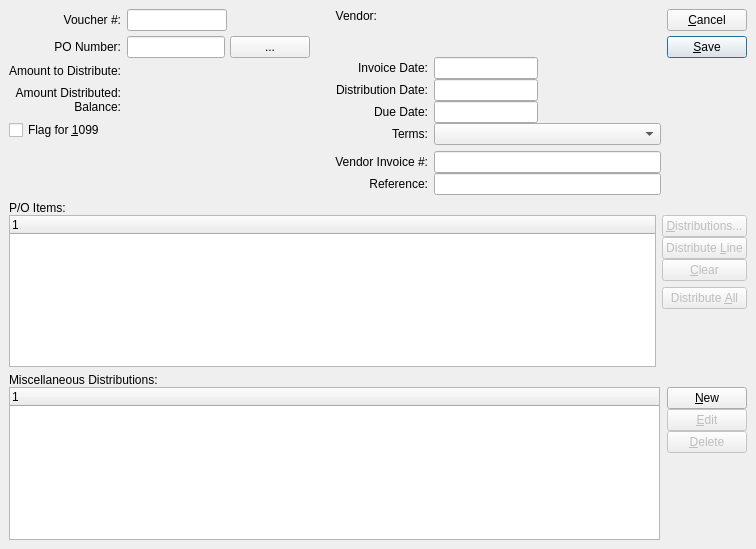
This is xtuple/trunk/guiclient/voucher.ui in WooodHead/xtuple as Qt 5 draws it before an edit. The edited form follows.
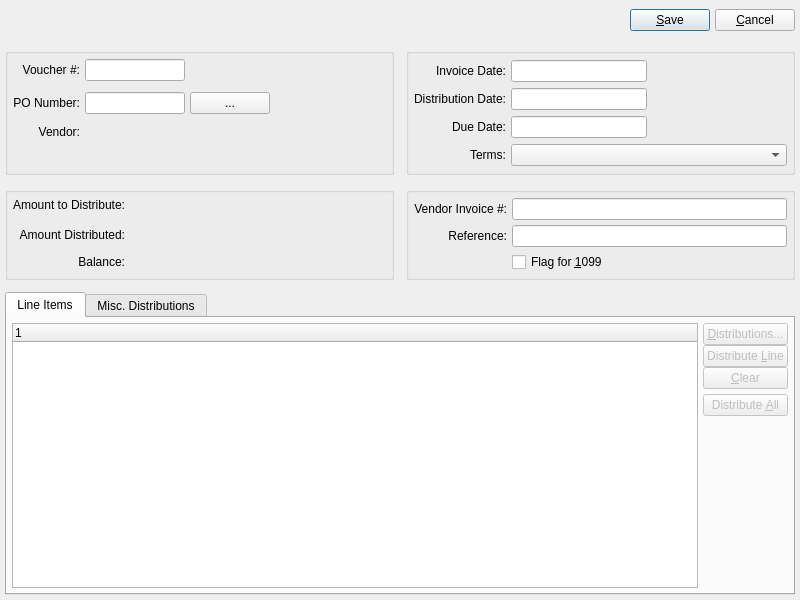
This is the edited form. Custom widgets are drawn as their Qt base class.

Commit message: issue #6309:  Clean up Voucher window.

Patch:
```diff
--- a/xtuple/trunk/guiclient/voucher.ui
+++ b/xtuple/trunk/guiclient/voucher.ui
@@ -5,71 +5,25 @@
    <rect>
     <x>0</x>
     <y>0</y>
-    <width>756</width>
-    <height>549</height>
+    <width>800</width>
+    <height>600</height>
    </rect>
   </property>
   <property name="windowTitle" >
    <string>Voucher</string>
   </property>
   <widget class="QWidget" name="widget" >
-   <layout class="QVBoxLayout" >
-    <property name="margin" >
-     <number>9</number>
-    </property>
-    <property name="spacing" >
-     <number>6</number>
-    </property>
-    <item>
-     <layout class="QHBoxLayout" >
-      <property name="margin" >
-       <number>0</number>
-      </property>
-      <property name="spacing" >
-       <number>6</number>
-      </property>
-      <item>
-       <layout class="QVBoxLayout" >
-        <property name="margin" >
-         <number>0</number>
-        </property>
-        <property name="spacing" >
-         <number>0</number>
-        </property>
-        <item>
          <layout class="QGridLayout" >
-          <property name="margin" >
-           <number>0</number>
-          </property>
-          <property name="spacing" >
-           <number>6</number>
-          </property>
-          <item row="0" column="1" >
-           <layout class="QVBoxLayout" >
-            <property name="margin" >
-             <number>0</number>
-            </property>
-            <property name="spacing" >
-             <number>5</number>
-            </property>
-            <item>
+    <item row="0" column="0" >
+     <layout class="QGridLayout" >
+      <property name="horizontalSpacing" >
+       <number>12</number>
+      </property>
+      <property name="verticalSpacing" >
+       <number>12</number>
+      </property>
+      <item row="0" column="0" colspan="2" >
              <layout class="QHBoxLayout" >
-              <property name="margin" >
-               <number>0</number>
-              </property>
-              <property name="spacing" >
-               <number>0</number>
-              </property>
-              <item>
-               <widget class="XLineEdit" name="_voucherNumber" >
-                <property name="maximumSize" >
-                 <size>
-                  <width>100</width>
-                  <height>32767</height>
-                 </size>
-                </property>
-               </widget>
-              </item>
               <item>
                <spacer>
                 <property name="orientation" >
@@ -80,56 +34,38 @@
                 </property>
                 <property name="sizeHint" >
                  <size>
-                  <width>20</width>
-                  <height>20</height>
+            <width>491</width>
+            <height>31</height>
                  </size>
                 </property>
                </spacer>
               </item>
-             </layout>
-            </item>
             <item>
              <layout class="QHBoxLayout" >
-              <property name="margin" >
-               <number>0</number>
-              </property>
-              <property name="spacing" >
-               <number>0</number>
-              </property>
               <item>
-               <layout class="QHBoxLayout" >
-                <property name="margin" >
-                 <number>0</number>
-                </property>
-                <property name="spacing" >
-                 <number>5</number>
-                </property>
-                <item>
-                 <widget class="PoLineEdit" name="_poNumber" >
-                  <property name="sizePolicy" >
-                   <sizepolicy>
-                    <hsizetype>7</hsizetype>
-                    <vsizetype>0</vsizetype>
-                    <horstretch>0</horstretch>
-                    <verstretch>0</verstretch>
-                   </sizepolicy>
-                  </property>
-                  <property name="maximumSize" >
-                   <size>
-                    <width>100</width>
-                    <height>16777215</height>
-                   </size>
+           <widget class="QPushButton" name="_save" >
+            <property name="text" >
+             <string>&amp;Save</string>
+            </property>
+            <property name="shortcut" >
+             <string>Alt+S</string>
+            </property>
+            <property name="autoDefault" >
+             <bool>true</bool>
+            </property>
+            <property name="default" >
+             <bool>true</bool>
                   </property>
                  </widget>
                 </item>
                 <item>
-                 <widget class="QPushButton" name="_poList" >
-                  <property name="focusPolicy" >
-                   <enum>Qt::NoFocus</enum>
-                  </property>
+           <widget class="QPushButton" name="_close" >
                   <property name="text" >
-                   <string>...</string>
-                  </property>
+             <string>&amp;Cancel</string>
+            </property>
+            <property name="shortcut" >
+             <string>Alt+C</string>
+            </property>
                   <property name="autoDefault" >
                    <bool>true</bool>
                   </property>
@@ -137,35 +73,15 @@
                 </item>
                </layout>
               </item>
-              <item>
-               <spacer>
-                <property name="orientation" >
-                 <enum>Qt::Horizontal</enum>
-                </property>
-                <property name="sizeType" >
-                 <enum>QSizePolicy::Expanding</enum>
-                </property>
-                <property name="sizeHint" >
-                 <size>
-                  <width>20</width>
-                  <height>20</height>
-                 </size>
-                </property>
-               </spacer>
-              </item>
-             </layout>
-            </item>
-           </layout>
-          </item>
-          <item row="0" column="0" >
-           <layout class="QVBoxLayout" >
-            <property name="margin" >
-             <number>0</number>
-            </property>
-            <property name="spacing" >
-             <number>5</number>
-            </property>
-            <item>
+       </layout>
+      </item>
+      <item row="1" column="0" >
+       <widget class="QGroupBox" name="_voucherGroup" >
+        <property name="title" >
+         <string/>
+        </property>
+        <layout class="QGridLayout" >
+         <item row="0" column="0" >
              <widget class="QLabel" name="_voucherNumLit" >
               <property name="text" >
                <string>Voucher #:</string>
@@ -178,7 +94,33 @@
               </property>
              </widget>
             </item>
-            <item>
+         <item row="0" column="1" >
+          <widget class="XLineEdit" name="_voucherNumber" >
+           <property name="maximumSize" >
+            <size>
+             <width>100</width>
+             <height>32767</height>
+            </size>
+           </property>
+          </widget>
+         </item>
+         <item row="0" column="2" colspan="2" >
+          <spacer>
+           <property name="orientation" >
+            <enum>Qt::Horizontal</enum>
+           </property>
+           <property name="sizeType" >
+            <enum>QSizePolicy::Expanding</enum>
+           </property>
+           <property name="sizeHint" >
+            <size>
+             <width>0</width>
+             <height>20</height>
+            </size>
+           </property>
+          </spacer>
+         </item>
+         <item row="1" column="0" >
              <widget class="QLabel" name="_poNumberLit" >
               <property name="text" >
                <string>PO Number:</string>
@@ -191,154 +133,36 @@
               </property>
              </widget>
             </item>
-           </layout>
-          </item>
-          <item row="2" column="0" >
-           <layout class="QVBoxLayout" >
-            <property name="margin" >
-             <number>0</number>
-            </property>
-            <property name="spacing" >
-             <number>0</number>
-            </property>
-            <item>
-             <widget class="QLabel" name="_amountDistributedLit" >
-              <property name="text" >
-               <string>Amount Distributed:</string>
-              </property>
-              <property name="alignment" >
-               <set>Qt::AlignRight|Qt::AlignTrailing|Qt::AlignVCenter</set>
-              </property>
-              <property name="buddy" >
-               <cstring>_amountDistributed</cstring>
-              </property>
-             </widget>
-            </item>
-            <item>
-             <widget class="QLabel" name="_balanceLit" >
-              <property name="text" >
-               <string>Balance:</string>
-              </property>
-              <property name="alignment" >
-               <set>Qt::AlignRight|Qt::AlignTrailing|Qt::AlignVCenter</set>
-              </property>
-              <property name="buddy" >
-               <cstring>_balance</cstring>
-              </property>
-             </widget>
-            </item>
-           </layout>
-          </item>
-          <item row="2" column="1" >
-           <layout class="QHBoxLayout" >
-            <property name="margin" >
-             <number>0</number>
-            </property>
-            <property name="spacing" >
-             <number>0</number>
-            </property>
-            <item>
-             <layout class="QVBoxLayout" >
-              <property name="margin" >
-               <number>0</number>
-              </property>
-              <property name="spacing" >
-               <number>5</number>
-              </property>
-              <item>
-               <widget class="CurrDisplay" name="_amountDistributed" >
-                <property name="minimumSize" >
-                 <size>
-                  <width>80</width>
-                  <height>0</height>
-                 </size>
-                </property>
-                <property name="focusPolicy" >
-                 <enum>Qt::NoFocus</enum>
-                </property>
-               </widget>
-              </item>
-              <item>
-               <widget class="CurrDisplay" name="_balance" >
-                <property name="minimumSize" >
-                 <size>
-                  <width>80</width>
-                  <height>0</height>
-                 </size>
-                </property>
-                <property name="focusPolicy" >
-                 <enum>Qt::NoFocus</enum>
-                </property>
-               </widget>
-              </item>
-             </layout>
-            </item>
-            <item>
-             <spacer>
-              <property name="orientation" >
-               <enum>Qt::Horizontal</enum>
-              </property>
-              <property name="sizeType" >
-               <enum>QSizePolicy::Expanding</enum>
-              </property>
-              <property name="sizeHint" >
-               <size>
-                <width>121</width>
-                <height>20</height>
-               </size>
-              </property>
-             </spacer>
-            </item>
-           </layout>
-          </item>
-          <item row="1" column="0" >
-           <widget class="QLabel" name="_amountToDistributeLit" >
-            <property name="text" >
-             <string>Amount to Distribute:</string>
-            </property>
-            <property name="alignment" >
-             <set>Qt::AlignRight|Qt::AlignTop|Qt::AlignTrailing</set>
-            </property>
-            <property name="buddy" >
-             <cstring>_amountToDistribute</cstring>
-            </property>
-           </widget>
-          </item>
-          <item row="3" column="0" colspan="2" >
-           <widget class="QCheckBox" name="_flagFor1099" >
-            <property name="text" >
-             <string>Flag for &amp;1099</string>
-            </property>
-            <property name="shortcut" >
-             <string>Alt+1</string>
-            </property>
-           </widget>
-          </item>
           <item row="1" column="1" >
-           <layout class="QHBoxLayout" >
-            <property name="margin" >
-             <number>0</number>
-            </property>
-            <property name="spacing" >
-             <number>0</number>
-            </property>
-            <item>
-             <widget class="CurrCluster" name="_amountToDistribute" >
-              <property name="minimumSize" >
-               <size>
-                <width>150</width>
-                <height>0</height>
-               </size>
+          <widget class="PoLineEdit" name="_poNumber" >
+           <property name="sizePolicy" >
+            <sizepolicy vsizetype="Fixed" hsizetype="Expanding" >
+             <horstretch>0</horstretch>
+             <verstretch>0</verstretch>
+            </sizepolicy>
               </property>
               <property name="maximumSize" >
                <size>
-                <width>300</width>
-                <height>32767</height>
+             <width>100</width>
+             <height>16777215</height>
                </size>
               </property>
              </widget>
             </item>
-            <item>
+         <item row="1" column="2" >
+          <widget class="QPushButton" name="_poList" >
+           <property name="focusPolicy" >
+            <enum>Qt::NoFocus</enum>
+           </property>
+           <property name="text" >
+            <string>...</string>
+           </property>
+           <property name="autoDefault" >
+            <bool>true</bool>
+           </property>
+          </widget>
+         </item>
+         <item row="1" column="3" >
              <spacer>
               <property name="orientation" >
                <enum>Qt::Horizontal</enum>
@@ -348,64 +172,21 @@
               </property>
               <property name="sizeHint" >
                <size>
-                <width>61</width>
-                <height>16</height>
+             <width>0</width>
+             <height>34</height>
                </size>
               </property>
              </spacer>
             </item>
-           </layout>
-          </item>
-         </layout>
-        </item>
-        <item>
-         <spacer>
-          <property name="orientation" >
-           <enum>Qt::Vertical</enum>
-          </property>
-          <property name="sizeType" >
-           <enum>QSizePolicy::Expanding</enum>
-          </property>
-          <property name="sizeHint" >
-           <size>
-            <width>20</width>
-            <height>16</height>
-           </size>
-          </property>
-         </spacer>
-        </item>
-       </layout>
-      </item>
-      <item>
+         <item row="2" column="0" >
        <layout class="QVBoxLayout" >
-        <property name="margin" >
-         <number>0</number>
-        </property>
-        <property name="spacing" >
-         <number>6</number>
-        </property>
-        <item>
-         <layout class="QHBoxLayout" >
-          <property name="margin" >
-           <number>0</number>
-          </property>
-          <property name="spacing" >
-           <number>5</number>
-          </property>
-          <item>
-           <layout class="QVBoxLayout" >
-            <property name="margin" >
-             <number>0</number>
-            </property>
             <property name="spacing" >
              <number>0</number>
             </property>
             <item>
              <widget class="QLabel" name="_vendorLit" >
               <property name="sizePolicy" >
-               <sizepolicy>
-                <hsizetype>5</hsizetype>
-                <vsizetype>0</vsizetype>
+              <sizepolicy vsizetype="Fixed" hsizetype="Preferred" >
                 <horstretch>0</horstretch>
                 <verstretch>0</verstretch>
                </sizepolicy>
@@ -436,20 +217,15 @@
             </item>
            </layout>
           </item>
-          <item>
+         <item row="2" column="1" colspan="3" >
            <layout class="QVBoxLayout" >
-            <property name="margin" >
-             <number>0</number>
-            </property>
             <property name="spacing" >
              <number>0</number>
             </property>
             <item>
              <widget class="QLabel" name="_vendName" >
               <property name="sizePolicy" >
-               <sizepolicy>
-                <hsizetype>7</hsizetype>
-                <vsizetype>5</vsizetype>
+              <sizepolicy vsizetype="Preferred" hsizetype="Expanding" >
                 <horstretch>0</horstretch>
                 <verstretch>0</verstretch>
                </sizepolicy>
@@ -462,9 +238,7 @@
             <item>
              <widget class="QLabel" name="_vendAddress1" >
               <property name="sizePolicy" >
-               <sizepolicy>
-                <hsizetype>7</hsizetype>
-                <vsizetype>5</vsizetype>
+              <sizepolicy vsizetype="Preferred" hsizetype="Expanding" >
                 <horstretch>0</horstretch>
                 <verstretch>0</verstretch>
                </sizepolicy>
@@ -474,9 +248,7 @@
             <item>
              <widget class="QLabel" name="_vendAddress2" >
               <property name="sizePolicy" >
-               <sizepolicy>
-                <hsizetype>7</hsizetype>
-                <vsizetype>5</vsizetype>
+              <sizepolicy vsizetype="Preferred" hsizetype="Expanding" >
                 <horstretch>0</horstretch>
                 <verstretch>0</verstretch>
                </sizepolicy>
@@ -486,118 +258,15 @@
            </layout>
           </item>
          </layout>
-        </item>
-        <item>
+       </widget>
+      </item>
+      <item row="1" column="1" >
+       <widget class="QGroupBox" name="_dateGroup" >
+        <property name="title" >
+         <string/>
+        </property>
          <layout class="QGridLayout" >
-          <property name="margin" >
-           <number>0</number>
-          </property>
-          <property name="spacing" >
-           <number>6</number>
-          </property>
-          <item row="1" column="0" >
-           <layout class="QVBoxLayout" >
-            <property name="margin" >
-             <number>0</number>
-            </property>
-            <property name="spacing" >
-             <number>0</number>
-            </property>
-            <item>
-             <widget class="QLabel" name="_invoiceNumLit" >
-              <property name="text" >
-               <string>Vendor Invoice #:</string>
-              </property>
-              <property name="alignment" >
-               <set>Qt::AlignRight|Qt::AlignTrailing|Qt::AlignVCenter</set>
-              </property>
-              <property name="buddy" >
-               <cstring>_invoiceNum</cstring>
-              </property>
-             </widget>
-            </item>
-            <item>
-             <widget class="QLabel" name="_referenceLit" >
-              <property name="text" >
-               <string>Reference:</string>
-              </property>
-              <property name="alignment" >
-               <set>Qt::AlignRight|Qt::AlignTrailing|Qt::AlignVCenter</set>
-              </property>
-              <property name="buddy" >
-               <cstring>_reference</cstring>
-              </property>
-             </widget>
-            </item>
-           </layout>
-          </item>
-          <item row="0" column="1" >
-           <layout class="QVBoxLayout" >
-            <property name="margin" >
-             <number>0</number>
-            </property>
-            <property name="spacing" >
-             <number>0</number>
-            </property>
-            <item>
-             <layout class="QHBoxLayout" >
-              <property name="margin" >
-               <number>0</number>
-              </property>
-              <property name="spacing" >
-               <number>0</number>
-              </property>
-              <item>
-               <layout class="QVBoxLayout" >
-                <property name="margin" >
-                 <number>0</number>
-                </property>
-                <property name="spacing" >
-                 <number>0</number>
-                </property>
-                <item>
-                 <widget class="DLineEdit" name="_invoiceDate" />
-                </item>
-                <item>
-                 <widget class="DLineEdit" name="_distributionDate" />
-                </item>
-                <item>
-                 <widget class="DLineEdit" name="_dueDate" />
-                </item>
-               </layout>
-              </item>
-              <item>
-               <spacer>
-                <property name="orientation" >
-                 <enum>Qt::Horizontal</enum>
-                </property>
-                <property name="sizeType" >
-                 <enum>QSizePolicy::Expanding</enum>
-                </property>
-                <property name="sizeHint" >
-                 <size>
-                  <width>127</width>
-                  <height>20</height>
-                 </size>
-                </property>
-               </spacer>
-              </item>
-             </layout>
-            </item>
-            <item>
-             <widget class="XComboBox" name="_terms" />
-            </item>
-           </layout>
-          </item>
           <item row="0" column="0" >
-           <layout class="QVBoxLayout" >
-            <property name="margin" >
-             <number>0</number>
-            </property>
-            <property name="spacing" >
-             <number>0</number>
-            </property>
-            <item>
              <widget class="QLabel" name="_invoiceDateLit" >
               <property name="text" >
                <string>Invoice Date:</string>
@@ -610,7 +279,26 @@
               </property>
              </widget>
             </item>
-            <item>
+         <item row="0" column="1" >
+          <widget class="DLineEdit" name="_invoiceDate" />
+         </item>
+         <item rowspan="3" row="0" column="2" >
+          <spacer>
+           <property name="orientation" >
+            <enum>Qt::Horizontal</enum>
+           </property>
+           <property name="sizeType" >
+            <enum>QSizePolicy::Expanding</enum>
+           </property>
+           <property name="sizeHint" >
+            <size>
+             <width>101</width>
+             <height>68</height>
+            </size>
+           </property>
+          </spacer>
+         </item>
+         <item row="1" column="0" >
              <widget class="QLabel" name="_distributionDateLit" >
               <property name="text" >
                <string>Distribution Date:</string>
@@ -623,7 +311,10 @@
               </property>
              </widget>
             </item>
-            <item>
+         <item row="1" column="1" >
+          <widget class="DLineEdit" name="_distributionDate" />
+         </item>
+         <item row="2" column="0" >
              <widget class="QLabel" name="_dueDateLit" >
               <property name="text" >
                <string>Due Date:</string>
@@ -636,7 +327,10 @@
               </property>
              </widget>
             </item>
-            <item>
+         <item row="2" column="1" >
+          <widget class="DLineEdit" name="_dueDate" />
+         </item>
+         <item row="3" column="0" >
              <widget class="QLabel" name="_termsLit" >
               <property name="text" >
                <string>Terms:</string>
@@ -649,156 +343,199 @@
               </property>
              </widget>
             </item>
-           </layout>
+         <item row="3" column="1" colspan="2" >
+          <widget class="XComboBox" name="_terms" />
+         </item>
+        </layout>
+       </widget>
+      </item>
+      <item row="2" column="0" >
+       <widget class="QGroupBox" name="_amount" >
+        <property name="title" >
+         <string/>
+        </property>
+        <layout class="QGridLayout" >
+         <item row="0" column="0" >
+          <widget class="QLabel" name="_amountToDistributeLit" >
+           <property name="text" >
+            <string>Amount to Distribute:</string>
+           </property>
+           <property name="alignment" >
+            <set>Qt::AlignRight|Qt::AlignTop|Qt::AlignTrailing</set>
+           </property>
+           <property name="buddy" >
+            <cstring>_amountToDistribute</cstring>
+           </property>
+          </widget>
+         </item>
+         <item row="0" column="1" >
+          <widget class="CurrCluster" name="_amountToDistribute" >
+           <property name="minimumSize" >
+            <size>
+             <width>150</width>
+             <height>0</height>
+            </size>
+           </property>
+           <property name="maximumSize" >
+            <size>
+             <width>300</width>
+             <height>32767</height>
+            </size>
+           </property>
+          </widget>
+         </item>
+         <item row="0" column="2" >
+          <spacer>
+           <property name="orientation" >
+            <enum>Qt::Horizontal</enum>
+           </property>
+           <property name="sizeHint" >
+            <size>
+             <width>40</width>
+             <height>20</height>
+            </size>
+           </property>
+          </spacer>
+         </item>
+         <item row="1" column="0" >
+          <widget class="QLabel" name="_amountDistributedLit" >
+           <property name="text" >
+            <string>Amount Distributed:</string>
+           </property>
+           <property name="alignment" >
+            <set>Qt::AlignRight|Qt::AlignTrailing|Qt::AlignVCenter</set>
+           </property>
+           <property name="buddy" >
+            <cstring>_amountDistributed</cstring>
+           </property>
+          </widget>
           </item>
           <item row="1" column="1" >
-           <layout class="QVBoxLayout" >
-            <property name="margin" >
-             <number>0</number>
-            </property>
-            <property name="spacing" >
-             <number>0</number>
-            </property>
-            <item>
+          <widget class="CurrDisplay" name="_amountDistributed" >
+           <property name="minimumSize" >
+            <size>
+             <width>80</width>
+             <height>0</height>
+            </size>
+           </property>
+           <property name="focusPolicy" >
+            <enum>Qt::NoFocus</enum>
+           </property>
+          </widget>
+         </item>
+         <item row="2" column="0" >
+          <widget class="QLabel" name="_balanceLit" >
+           <property name="text" >
+            <string>Balance:</string>
+           </property>
+           <property name="alignment" >
+            <set>Qt::AlignRight|Qt::AlignTrailing|Qt::AlignVCenter</set>
+           </property>
+           <property name="buddy" >
+            <cstring>_balance</cstring>
+           </property>
+          </widget>
+         </item>
+         <item row="2" column="1" >
+          <widget class="CurrDisplay" name="_balance" >
+           <property name="minimumSize" >
+            <size>
+             <width>80</width>
+             <height>0</height>
+            </size>
+           </property>
+           <property name="focusPolicy" >
+            <enum>Qt::NoFocus</enum>
+           </property>
+          </widget>
+         </item>
+         <item row="2" column="2" >
+          <spacer>
+           <property name="orientation" >
+            <enum>Qt::Horizontal</enum>
+           </property>
+           <property name="sizeHint" >
+            <size>
+             <width>40</width>
+             <height>20</height>
+            </size>
+           </property>
+          </spacer>
+         </item>
+        </layout>
+       </widget>
+      </item>
+      <item row="2" column="1" >
+       <widget class="QGroupBox" name="_referenceGroup" >
+        <property name="title" >
+         <string/>
+        </property>
+        <layout class="QGridLayout" >
+         <item row="0" column="0" >
+          <widget class="QLabel" name="_invoiceNumLit" >
+           <property name="text" >
+            <string>Vendor Invoice #:</string>
+           </property>
+           <property name="alignment" >
+            <set>Qt::AlignRight|Qt::AlignTrailing|Qt::AlignVCenter</set>
+           </property>
+           <property name="buddy" >
+            <cstring>_invoiceNum</cstring>
+           </property>
+          </widget>
+         </item>
+         <item row="0" column="1" >
              <widget class="XLineEdit" name="_invoiceNum" />
             </item>
-            <item>
+         <item row="1" column="0" >
+          <widget class="QLabel" name="_referenceLit" >
+           <property name="text" >
+            <string>Reference:</string>
+           </property>
+           <property name="alignment" >
+            <set>Qt::AlignRight|Qt::AlignTrailing|Qt::AlignVCenter</set>
+           </property>
+           <property name="buddy" >
+            <cstring>_reference</cstring>
+           </property>
+          </widget>
+         </item>
+         <item row="1" column="1" >
              <widget class="XLineEdit" name="_reference" />
             </item>
-           </layout>
-          </item>
-         </layout>
-        </item>
-       </layout>
-      </item>
-      <item>
-       <layout class="QVBoxLayout" >
-        <property name="margin" >
-         <number>0</number>
-        </property>
-        <property name="spacing" >
-         <number>5</number>
-        </property>
-        <item>
-         <widget class="QPushButton" name="_close" >
+         <item row="2" column="1" >
+          <widget class="QCheckBox" name="_flagFor1099" >
           <property name="text" >
-           <string>&amp;Cancel</string>
+            <string>Flag for &amp;1099</string>
           </property>
           <property name="shortcut" >
-           <string>Alt+C</string>
-          </property>
-          <property name="autoDefault" >
-           <bool>true</bool>
-          </property>
-         </widget>
-        </item>
-        <item>
-         <widget class="QPushButton" name="_save" >
-          <property name="text" >
-           <string>&amp;Save</string>
-          </property>
-          <property name="shortcut" >
-           <string>Alt+S</string>
-          </property>
-          <property name="autoDefault" >
-           <bool>true</bool>
-          </property>
-          <property name="default" >
-           <bool>true</bool>
-          </property>
-         </widget>
-        </item>
-        <item>
-         <spacer>
-          <property name="orientation" >
-           <enum>Qt::Vertical</enum>
-          </property>
-          <property name="sizeType" >
-           <enum>QSizePolicy::Expanding</enum>
-          </property>
-          <property name="sizeHint" >
-           <size>
-            <width>20</width>
-            <height>20</height>
-           </size>
-          </property>
-         </spacer>
-        </item>
-       </layout>
-      </item>
-     </layout>
-    </item>
-    <item>
-     <widget class="QFrame" name="frame" >
+            <string>Alt+1</string>
+           </property>
+          </widget>
+         </item>
+        </layout>
+       </widget>
+      </item>
+      <item row="3" column="0" colspan="2" >
+       <widget class="QTabWidget" name="_tabs" >
       <property name="sizePolicy" >
-       <sizepolicy>
-        <hsizetype>5</hsizetype>
-        <vsizetype>7</vsizetype>
+         <sizepolicy vsizetype="Expanding" hsizetype="Expanding" >
         <horstretch>0</horstretch>
         <verstretch>1</verstretch>
        </sizepolicy>
       </property>
-      <property name="frameShape" >
-       <enum>QFrame::NoFrame</enum>
-      </property>
-      <property name="frameShadow" >
-       <enum>QFrame::Plain</enum>
-      </property>
-      <layout class="QGridLayout" >
-       <property name="margin" >
+        <property name="currentIndex" >
         <number>0</number>
        </property>
-       <property name="spacing" >
-        <number>6</number>
-       </property>
-       <item row="0" column="0" >
+        <widget class="QWidget" name="_poitems" >
+         <attribute name="title" >
+          <string>Line Items</string>
+         </attribute>
         <layout class="QGridLayout" >
-         <property name="margin" >
-          <number>0</number>
-         </property>
-         <property name="spacing" >
-          <number>6</number>
-         </property>
-         <item row="0" column="0" >
-          <layout class="QVBoxLayout" >
-           <property name="margin" >
-            <number>0</number>
-           </property>
-           <property name="spacing" >
-            <number>6</number>
-           </property>
-           <item>
-            <layout class="QVBoxLayout" >
-             <property name="margin" >
-              <number>0</number>
-             </property>
-             <property name="spacing" >
-              <number>0</number>
-             </property>
-             <item>
-              <widget class="QLabel" name="_poItemsLit" >
-               <property name="text" >
-                <string>P/O Items:</string>
-               </property>
-               <property name="buddy" >
-                <cstring>_poitem</cstring>
-               </property>
-              </widget>
-             </item>
-             <item>
-              <layout class="QHBoxLayout" >
-               <property name="margin" >
-                <number>0</number>
-               </property>
-               <property name="spacing" >
-                <number>6</number>
-               </property>
-               <item>
+          <item rowspan="3" row="0" column="0" >
                 <widget class="XTreeWidget" name="_poitem" >
                  <property name="sizePolicy" >
-                  <sizepolicy>
-                   <hsizetype>7</hsizetype>
-                   <vsizetype>7</vsizetype>
+             <sizepolicy vsizetype="Expanding" hsizetype="Expanding" >
                    <horstretch>0</horstretch>
                    <verstretch>0</verstretch>
                   </sizepolicy>
@@ -814,27 +551,8 @@
                  </property>
                 </widget>
                </item>
-               <item>
+          <item row="0" column="1" >
                 <layout class="QVBoxLayout" >
-                 <property name="margin" >
-                  <number>0</number>
-                 </property>
-                 <property name="spacing" >
-                  <number>6</number>
-                 </property>
-                 <item>
-                  <layout class="QVBoxLayout" >
-                   <property name="margin" >
-                    <number>0</number>
-                   </property>
-                   <property name="spacing" >
-                    <number>6</number>
-                   </property>
-                   <item>
-                    <layout class="QVBoxLayout" >
-                     <property name="margin" >
-                      <number>0</number>
-                     </property>
                      <property name="spacing" >
                       <number>0</number>
                      </property>
@@ -888,7 +606,7 @@
                      </item>
                     </layout>
                    </item>
-                   <item>
+          <item row="1" column="1" >
                     <widget class="QPushButton" name="_distributeall" >
                      <property name="enabled" >
                       <bool>false</bool>
@@ -904,9 +622,7 @@
                      </property>
                     </widget>
                    </item>
-                  </layout>
-                 </item>
-                 <item>
+          <item row="2" column="1" >
                   <spacer>
                    <property name="orientation" >
                     <enum>Qt::Vertical</enum>
@@ -917,49 +633,27 @@
                    <property name="sizeHint" >
                     <size>
                      <width>20</width>
-                     <height>20</height>
+              <height>16</height>
                     </size>
                    </property>
                   </spacer>
                  </item>
                 </layout>
-               </item>
-              </layout>
-             </item>
-            </layout>
-           </item>
-           <item>
-            <layout class="QVBoxLayout" >
-             <property name="margin" >
-              <number>0</number>
-             </property>
-             <property name="spacing" >
-              <number>0</number>
-             </property>
-             <item>
-              <widget class="QLabel" name="_miscDistribLit" >
-               <property name="text" >
-                <string>Miscellaneous Distributions:</string>
-               </property>
-               <property name="buddy" >
-                <cstring>_miscDistrib</cstring>
-               </property>
-              </widget>
-             </item>
-             <item>
+        </widget>
+        <widget class="QWidget" name="_misc" >
+         <attribute name="title" >
+          <string>Misc. Distributions</string>
+         </attribute>
+         <layout class="QGridLayout" >
+          <item row="0" column="0" >
               <layout class="QHBoxLayout" >
-               <property name="margin" >
-                <number>0</number>
-               </property>
                <property name="spacing" >
                 <number>7</number>
                </property>
                <item>
                 <widget class="XTreeWidget" name="_miscDistrib" >
                  <property name="sizePolicy" >
-                  <sizepolicy>
-                   <hsizetype>7</hsizetype>
-                   <vsizetype>7</vsizetype>
+               <sizepolicy vsizetype="Expanding" hsizetype="Expanding" >
                    <horstretch>0</horstretch>
                    <verstretch>0</verstretch>
                   </sizepolicy>
@@ -974,9 +668,6 @@
                </item>
                <item>
                 <layout class="QVBoxLayout" >
-                 <property name="margin" >
-                  <number>0</number>
-                 </property>
                  <property name="spacing" >
                   <number>0</number>
                  </property>
@@ -1046,13 +737,10 @@
               </layout>
              </item>
             </layout>
-           </item>
-          </layout>
-         </item>
-        </layout>
-       </item>
-      </layout>
-     </widget>
+        </widget>
+       </widget>
+      </item>
+     </layout>
     </item>
    </layout>
   </widget>
@@ -1061,9 +749,9 @@
  <pixmapfunction>qPixmapFromMimeSource</pixmapfunction>
  <customwidgets>
   <customwidget>
-   <class>XLineEdit</class>
-   <extends>QLineEdit</extends>
-   <header>xlineedit.h</header>
+   <class>CurrCluster</class>
+   <extends>CurrDisplay</extends>
+   <header>currcluster.h</header>
   </customwidget>
   <customwidget>
    <class>CurrDisplay</class>
@@ -1074,11 +762,7 @@
    <class>DLineEdit</class>
    <extends>XLineEdit</extends>
    <header>datecluster.h</header>
-  </customwidget>
-  <customwidget>
-   <class>XTreeWidget</class>
-   <extends>QTreeWidget</extends>
-   <header>xtreewidget.h</header>
+   <container>1</container>
   </customwidget>
   <customwidget>
    <class>PoLineEdit</class>
@@ -1091,9 +775,14 @@
    <header>xcombobox.h</header>
   </customwidget>
   <customwidget>
-   <class>CurrCluster</class>
-   <extends>CurrDisplay</extends>
-   <header>currcluster.h</header>
+   <class>XLineEdit</class>
+   <extends>QLineEdit</extends>
+   <header>xlineedit.h</header>
+  </customwidget>
+  <customwidget>
+   <class>XTreeWidget</class>
+   <extends>QTreeWidget</extends>
+   <header>xtreewidget.h</header>
   </customwidget>
  </customwidgets>
  <tabstops>
```
Left out of the diff: 3 changed lines with no effect on the pictures. Lines whose indentation alone changed are shown as unchanged.
